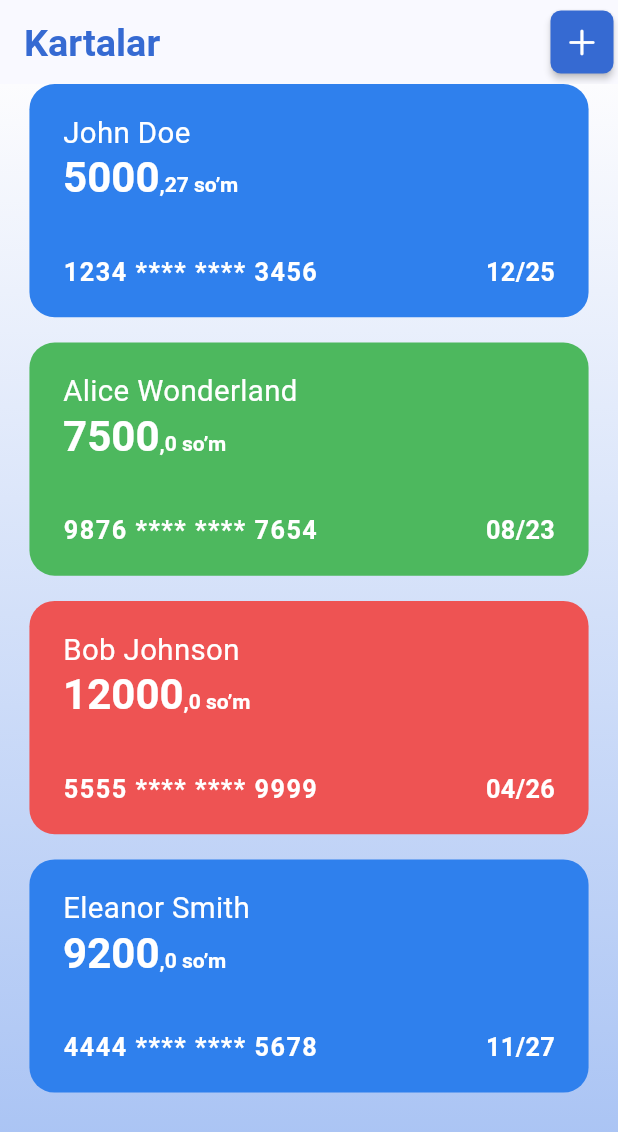
After one commit to Abdurahim2704/markab, a Flutter app: the AllCardsPage screen opened directly, on a phone screen of 412 x 824 dp. The commit adds this screen. Shown: the top 1132 px of the screen. Run offline on Flutter 3.47's test engine with Material 3 defaults, Android fonts, the phone set to English and light mode, and no system bars; our stand-ins replace bloc, equatable, flutter_bloc, flutter_screenutil, flutter_svg, get_it and 3 more.

Commit message:
updated card feature: adding screens and models

```diff
--- a/lib/config/core/constants/colors.dart
+++ b/lib/config/core/constants/colors.dart
@@ -2,10 +2,24 @@ import 'package:flutter/material.dart';
 
 sealed class CustomColors {
   static const primaryBlueColor = Color(0xFF2F80ED);
+  static const titleBlue = Color(0xFF366AD2);
   static const grey = Color(0xFFA0A0A0);
   static const scaffoldBackground = Color(0xFFFCFCFE);
   static const black = Color(0xFF1E1E1E);
   static const cA0A0A0 = Color(0xFFA0A0A0);
   static const textfieldBorder = Color(0xFFB2D3FF);
   static const textfieldGrey = Color(0xFFF0F0F0);
+  static const gradientColor1 = Color(0xffFCFCFE);
+  static const gradientColor2 = Color(0xffA3BFF3);
+
+  // credit card's colors
+  static const cardBlue = Color(0xFF2F80ED);
+  static const cardGreen = Color(0xFF4DB85E);
+  static const cardRed = Color(0xFFEE5353);
+
+  static List<Color> cardColors = [
+    cardBlue,
+    cardGreen,
+    cardRed,
+  ];
 }
--- a/lib/config/core/routes/app_routes.dart
+++ b/lib/config/core/routes/app_routes.dart
@@ -10,20 +10,13 @@ class AppRouter {
         name: Routes.phoneNumberPage,
         path: "/",
         pageBuilder: (context, state) {
-          return MaterialPage(child: PhoneNumberPage());
+          return const MaterialPage(child: PhoneNumberPage());
         },
       ),
       GoRoute(
         name: Routes.otpPage,
         path: "/otp_page/:phone_number",
-        builder: (context, state) {
-          print("salom");
-          return OTPPage(
-            phoneNumber: state.pathParameters["phone_number"]!,
-          );
-        },
         pageBuilder: (context, state) {
-          print("hello");
           return MaterialPage(
               child: OTPPage(
             phoneNumber: state.pathParameters["phone_number"]!,
@@ -34,19 +27,17 @@ class AppRouter {
         name: Routes.carRegisterPage,
         path: "/car_register_page",
         pageBuilder: (context, state) {
-          return MaterialPage(child: CarRegisterPage());
+          return const MaterialPage(child: CarRegisterPage());
         },
       ),
       GoRoute(
         name: Routes.choosingRolePage,
         path: "/choosing_role_page",
         pageBuilder: (context, state) {
-          return MaterialPage(child: ChoosingRolePage());
+          return const MaterialPage(child: ChoosingRolePage());
         },
       ),
+
     ],
-    errorPageBuilder: (context, state) {
-      return MaterialPage(child: CarRegisterPage());
-    },
   );
 }
--- a/lib/config/theme/theme.dart
+++ b/lib/config/theme/theme.dart
@@ -12,4 +12,12 @@ sealed class AppTheme {
       textTheme: TextTheme(),
       colorScheme:
           ColorScheme.fromSeed(seedColor: CustomColors.primaryBlueColor));
+
+  static const scaffoldGradient = LinearGradient(
+      begin: Alignment.topCenter,
+      end: Alignment.bottomCenter,
+      colors: [
+        CustomColors.gradientColor1,
+        CustomColors.gradientColor2,
+      ]);
 }
--- a/lib/features/auth/data/models/mechanic.dart
+++ b/lib/features/auth/data/models/mechanic.dart
@@ -5,13 +5,15 @@ class Mechanic extends MechanicEntity {
   Mechanic({
     required super.userId,
     required super.location,
+    required super.id,
   });
 
   factory Mechanic.fromJson(Map<String, Object?> json) {
     final userId = json["userId"] as int;
     final location =
         Location.fromJson(json["location"] as Map<String, Object?>);
+    final int id = json["id"] as int;
 
-    return Mechanic(userId: userId, location: location);
+    return Mechanic(userId: userId, location: location, id: id);
   }
 }
--- a/lib/features/auth/domain/entities/mechanic.dart
+++ b/lib/features/auth/domain/entities/mechanic.dart
@@ -1,6 +1,7 @@
 import 'package:markab/features/auth/domain/entities/location.dart';
 
 class MechanicEntity {
+  final int id;
   final int userId;
   final LocationEntity location;
   List<String> skills;
@@ -8,6 +9,7 @@ class MechanicEntity {
   MechanicEntity({
     required this.userId,
     required this.location,
+    required this.id,
     this.skills = const [],
   });
 }
--- a/lib/features/auth/domain/entities/user.dart
+++ b/lib/features/auth/domain/entities/user.dart
@@ -14,7 +14,9 @@ class UserEntity extends Equatable {
       required this.carNumber});
 
   @override
-  List<Object?> get props => [id];
+  List<Object?> get props => [
+        id,
+      ];
 }
 
 enum Role {
--- a/lib/features/auth/presentation/pages/choosing_role_page.dart
+++ b/lib/features/auth/presentation/pages/choosing_role_page.dart
@@ -1,8 +1,10 @@
 import 'package:flutter/material.dart';
 import 'package:flutter_screenutil/flutter_screenutil.dart';
 import 'package:flutter_svg/flutter_svg.dart';
+import 'package:go_router/go_router.dart';
 import 'package:markab/config/core/constants/colors.dart';
 import 'package:markab/config/core/constants/icons.dart';
+import 'package:markab/config/core/routes/route.dart';
 import 'package:markab/features/auth/presentation/widgets/next_button.dart';
 import 'package:markab/features/auth/presentation/widgets/version_text.dart';
 import 'package:markab/features/auth/presentation/widgets/yes_no_button.dart';
@@ -176,7 +178,9 @@ class _ChoosingRolePageState extends State<ChoosingRolePage> {
                     ),
                     NextButton(
                       text: "Keyingi",
-                      onPressed: () {},
+                      onPressed: () {
+                        context.goNamed(Routes.carRegisterPage);
+                      },
                     ),
                   ],
                 ),
--- a/lib/features/auth/presentation/pages/otp_page.dart
+++ b/lib/features/auth/presentation/pages/otp_page.dart
@@ -3,7 +3,8 @@ import 'dart:async';
 import 'package:flutter/material.dart';
 import 'package:flutter_bloc/flutter_bloc.dart';
 import 'package:flutter_screenutil/flutter_screenutil.dart';
-import 'package:markab/features/auth/presentation/pages/car_register_page.dart';
+import 'package:go_router/go_router.dart';
+import 'package:markab/config/core/routes/route.dart';
 import 'package:markab/features/auth/presentation/widgets/next_button.dart';
 import 'package:markab/features/auth/presentation/widgets/resend_button.dart';
 import 'package:markab/features/auth/presentation/widgets/version_text.dart';
@@ -43,11 +44,7 @@ class _OTPPageState extends State<OTPPage> {
 
   void verificationSuccess(BuildContext context, AuthState state) {
     if (state is VerificationSuccess && mounted) {
-      Navigator.push(
-          context,
-          MaterialPageRoute(
-            builder: (context) => CarRegisterPage(),
-          ));
+      context.goNamed(Routes.choosingRolePage);
     }
   }
 
--- a/lib/features/auth/presentation/pages/phone_number_page.dart
+++ b/lib/features/auth/presentation/pages/phone_number_page.dart
@@ -17,7 +17,9 @@ class PhoneNumberPage extends StatefulWidget {
 class _PhoneNumberPageState extends State<PhoneNumberPage> {
   var maskTextInputFormatter = MaskTextInputFormatter(
     mask: ' ## ###-##-##',
-    filter: {"#": RegExp(r'[0-9]')},
+    filter: {
+      "#": RegExp(r'[0-9]'),
+    },
   );
   var phoneNumber = "";
   final controller = TextEditingController();
@@ -64,7 +66,6 @@ class _PhoneNumberPageState extends State<PhoneNumberPage> {
                 autofocus: true,
                 autocorrect: false,
                 onSubmitted: (value) {
-                  print(value.length);
                   if (value.length == 13) {
                     phoneNumber = value.split(" ").join().split("-").join();
                     print(phoneNumber);
--- /dev/null
+++ b/lib/features/card/data/models/credit_card.dart
@@ -0,0 +1,38 @@
+import 'dart:convert';
+
+import 'package:markab/features/card/domain/entities/card_entity.dart';
+
+class CreditCard extends CardEntity {
+  CreditCard({
+    required super.cardNumber,
+    required super.bank,
+    required super.expireDate,
+    required super.name,
+    required super.balance,
+  });
+
+  factory CreditCard.fromJson(Map<String, Object?> json) {
+    final cardNumber = json["card_number"] as String;
+    final bank = json["bank"] as String;
+    final expireDate = json["expire_date"] as String;
+    final name = json["name"] as String;
+    final balance = json["balance"] as double;
+
+    return CreditCard(
+        cardNumber: cardNumber,
+        bank: bank,
+        expireDate: expireDate,
+        name: name,
+        balance: balance);
+  }
+
+  String toJson() {
+    return jsonEncode({
+      "card_number": cardNumber,
+      "bank": bank,
+      "expire_date": expireDate,
+      'name': name,
+      "balance": balance
+    });
+  }
+}
--- /dev/null
+++ b/lib/features/card/data/service/bank_service.dart
@@ -0,0 +1,17 @@
+import 'package:markab/features/card/domain/entities/card_entity.dart';
+import 'package:markab/features/card/domain/repositories/bank_repository.dart';
+
+import '../models/credit_card.dart';
+
+class BankService extends BankRepository {
+  @override
+  Future<CardEntity> getCreditData(
+      String cardNumber, String expireDate, String name) async {
+    return CreditCard(
+        cardNumber: cardNumber,
+        bank: "Aloqa bank",
+        expireDate: expireDate,
+        name: name,
+        balance: 29000);
+  }
+}
--- /dev/null
+++ b/lib/features/card/domain/entities/card_entity.dart
@@ -0,0 +1,28 @@
+import 'package:equatable/equatable.dart';
+
+class CardEntity extends Equatable {
+  final String cardNumber;
+  final String bank;
+  double _balance;
+  final String expireDate;
+  String name;
+
+  CardEntity(
+      {required this.cardNumber,
+      required this.bank,
+      required this.expireDate,
+      required this.name,
+      required double balance})
+      : _balance = balance;
+
+  set balance(double value) {
+    if (value > 0) {
+      _balance = value;
+    }
+  }
+
+  double get balance => _balance;
+
+  @override
+  List<Object?> get props => [cardNumber, expireDate];
+}
--- /dev/null
+++ b/lib/features/card/domain/repositories/bank_repository.dart
@@ -0,0 +1,6 @@
+import '../entities/card_entity.dart';
+
+abstract class BankRepository {
+  Future<CardEntity> getCreditData(
+      String cardNumber, String expireDate, String name);
+}
--- /dev/null
+++ b/lib/features/card/presentation/all_cards_page/all_cards_page.dart
@@ -0,0 +1,132 @@
+import 'package:bloc/bloc.dart';
+import 'package:flutter/cupertino.dart';
+import 'package:flutter/material.dart';
+import 'package:flutter_bloc/flutter_bloc.dart';
+import 'package:flutter_screenutil/flutter_screenutil.dart';
+import 'package:markab/config/core/constants/colors.dart';
+import 'package:markab/features/card/data/models/credit_card.dart';
+import 'package:markab/features/card/presentation/all_cards_page/widgets/card_widget.dart';
+import 'package:markab/shared/widgets/appbar_title.dart';
+
+import '../../../../config/theme/theme.dart';
+import '../../../../locator.dart';
+import '../../../../observer.dart';
+import '../../../auth/presentation/bloc/auth/auth_bloc.dart';
+
+void main() async {
+  WidgetsFlutterBinding.ensureInitialized();
+  await setUp();
+  Bloc.observer = MyGlobalObserver();
+
+  runApp(MyApp());
+}
+
+class MyApp extends StatelessWidget {
+  const MyApp({super.key});
+
+  @override
+  Widget build(BuildContext context) {
+    return MultiBlocProvider(
+      providers: [
+        BlocProvider(
+          create: (context) => AuthBloc(),
+        ),
+      ],
+      child: ScreenUtilInit(
+        designSize: const Size(294, 636),
+        child: MaterialApp(
+          debugShowCheckedModeBanner: false,
+          theme: AppTheme.lightTheme,
+          home: AllCardsPage(),
+        ),
+      ),
+    );
+  }
+}
+
+class AllCardsPage extends StatelessWidget {
+  final cards = [
+    CreditCard.fromJson(const {
+      "card_number": "1234-5678-9012-3456",
+      "bank": "Fake Bank",
+      "expire_date": "12/25",
+      "name": "John Doe",
+      "balance": 5000.28
+    }),
+    CreditCard.fromJson(const {
+      "card_number": "9876-5432-1098-7654",
+      "bank": "Fictional Financial",
+      "expire_date": "08/23",
+      "name": "Alice Wonderland",
+      "balance": 7500.0
+    }),
+    CreditCard.fromJson(const {
+      "card_number": "5555-1234-5678-9999",
+      "bank": "Imaginary International",
+      "expire_date": "04/26",
+      "name": "Bob Johnson",
+      "balance": 12000.0
+    }),
+    CreditCard.fromJson(const {
+      "card_number": "4444-8765-1234-5678",
+      "bank": "Dream Bank",
+      "expire_date": "11/27",
+      "name": "Eleanor Smith",
+      "balance": 9200.0
+    }),
+  ];
+  AllCardsPage({super.key});
+
+  @override
+  Widget build(BuildContext context) {
+    return Scaffold(
+      appBar: AppBar(
+        title: const AppBarTitle(
+          text: "Kartalar",
+        ),
+        actions: [
+          MaterialButton(
+            padding: EdgeInsets.zero,
+            minWidth: 30.w,
+            height: 30.w,
+            onPressed: () {},
+            color: CustomColors.titleBlue,
+            shape: RoundedRectangleBorder(
+                borderRadius: BorderRadius.all(Radius.circular(5.sp))),
+            child: const Icon(
+              CupertinoIcons.plus,
+              color: Colors.white,
+            ),
+          )
+        ],
+      ),
+      body: SizedBox.expand(
+        child: Container(
+          decoration: const BoxDecoration(
+            gradient: AppTheme.scaffoldGradient,
+          ),
+          child: Center(
+            child: Padding(
+              padding: EdgeInsets.symmetric(horizontal: 14.w),
+              child: ListView.separated(
+                itemCount: cards.length,
+                itemBuilder: (context, index) {
+                  final card = cards[index];
+                  return CreditCardWidget(
+                    card: card,
+                    color: CustomColors.cardColors[index % 3],
+                  );
+                },
+                separatorBuilder: (context, index) {
+                  return SizedBox(
+                    height: 13.h,
+                  );
+                },
+              ),
+            ),
+          ),
+        ),
+      ),
+    );
+  }
+}
--- /dev/null
+++ b/lib/features/card/presentation/all_cards_page/widgets/card_widget.dart
@@ -0,0 +1,88 @@
+import 'package:flutter/material.dart';
+import 'package:flutter_screenutil/flutter_screenutil.dart';
+import 'package:markab/features/card/data/models/credit_card.dart';
+
+class CreditCardWidget extends StatelessWidget {
+  final CreditCard card;
+  final Color color;
+  const CreditCardWidget({super.key, required this.card, required this.color});
+
+  @override
+  Widget build(BuildContext context) {
+    return Container(
+      height: 120.h,
+      width: MediaQuery.of(context).size.width,
+      padding: EdgeInsets.symmetric(horizontal: 16.w, vertical: 14.h),
+      decoration: BoxDecoration(
+        borderRadius: BorderRadius.all(Radius.circular(12.sp)),
+        color: color,
+      ),
+      child: Column(
+        crossAxisAlignment: CrossAxisAlignment.start,
+        mainAxisAlignment: MainAxisAlignment.spaceBetween,
+        children: [
+          Row(
+            children: [
+              Column(
+                mainAxisSize: MainAxisSize.min,
+                crossAxisAlignment: CrossAxisAlignment.start,
+                children: [
+                  Text(
+                    card.name,
+                    textAlign: TextAlign.center,
+                    style: TextStyle(
+                      fontSize: 14.sp,
+                    ),
+                  ),
+                  RichText(
+                    text: TextSpan(
+                      style: const TextStyle(
+                        fontWeight: FontWeight.w700,
+                      ),
+                      children: [
+                        TextSpan(
+                          text: card.balance.toInt().toString(),
+                          style: TextStyle(
+                            fontSize: 20.sp,
+                          ),
+                        ),
+                        TextSpan(
+                          text:
+                              ',${((card.balance - card.balance.toInt()) * 100).toInt()} so’m',
+                          style: TextStyle(
+                            fontSize: 10.sp,
+                          ),
+                        )
+                      ],
+                    ),
+                  ),
+                ],
+              ),
+            ],
+          ),
+          Row(
+            mainAxisAlignment: MainAxisAlignment.spaceBetween,
+            children: [
+              Text(
+                '${card.cardNumber.substring(0, 4)} **** **** ${card.cardNumber.substring(card.cardNumber.length - 4, card.cardNumber.length)}',
+                textAlign: TextAlign.center,
+                style: TextStyle(
+                  fontSize: 12.sp,
+                  fontWeight: FontWeight.w700,
+                  letterSpacing: 1,
+                ),
+              ),
+              Text(
+                card.expireDate,
+                style: TextStyle(
+                  fontSize: 12.sp,
+                  fontWeight: FontWeight.w700,
+                ),
+              )
+            ],
+          )
+        ],
+      ),
+    );
+  }
+}
--- /dev/null
+++ b/lib/shared/widgets/appbar_title.dart
@@ -0,0 +1,22 @@
+import 'package:flutter/material.dart';
+import 'package:flutter_screenutil/flutter_screenutil.dart';
+
+import '../../config/core/constants/colors.dart';
+
+class AppBarTitle extends StatelessWidget {
+  final String text;
+  const AppBarTitle({super.key, required this.text});
+
+  @override
+  Widget build(BuildContext context) {
+    return Text(
+      'Kartalar',
+      textAlign: TextAlign.center,
+      style: TextStyle(
+        color: CustomColors.titleBlue,
+        fontSize: 18.sp,
+        fontWeight: FontWeight.w700,
+      ),
+    );
+  }
+}
--- a/pubspec.yaml
+++ b/pubspec.yaml
@@ -16,7 +16,6 @@ dependencies:
   pinput: ^3.0.1
   flutter_svg: ^2.0.9
   equatable: ^2.0.5
-  routemaster: ^1.0.1
   get_it: ^7.6.4
   bloc: ^8.1.2
   meta: ^1.10.0
```
Also changed, not shown: pubspec.lock.
